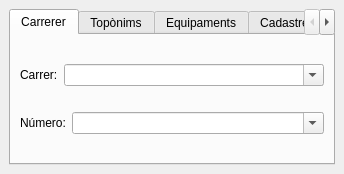
Before: the Qt Designer form ui/search_plus_dialog_base.ui in psigcat/searchplus-3, drawn with Qt 5.
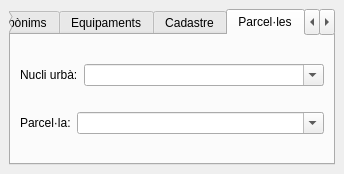
After: the same form once the commit is applied. The open tabs and pages were chosen to show the change. Custom widgets are drawn as their Qt base class.

Commit message: Add Urban Core / Plot search

What changed in the file:
```diff
--- a/ui/search_plus_dialog_base.ui
+++ b/ui/search_plus_dialog_base.ui
@@ -209,6 +209,55 @@
         </item>
        </layout>
       </widget>
+      <widget class="QWidget" name="searchPlusPlotsTab">
+       <attribute name="title">
+        <string>Parcel·les</string>
+       </attribute>
+       <layout class="QVBoxLayout" name="verticalLayout_7">
+        <item>
+         <layout class="QHBoxLayout" name="horizontalLayout_8" stretch="0,1">
+          <item>
+           <widget class="QLabel" name="lblUrbanCore">
+            <property name="text">
+             <string>Nucli urbà:</string>
+            </property>
+            <property name="textInteractionFlags">
+             <set>Qt::LinksAccessibleByMouse|Qt::TextSelectableByMouse</set>
+            </property>
+           </widget>
+          </item>
+          <item>
+           <widget class="SearchableComboBox" name="cboUrbanCore">
+            <property name="editable">
+             <bool>true</bool>
+            </property>
+           </widget>
+          </item>
+         </layout>
+        </item>
+        <item>
+         <layout class="QHBoxLayout" name="horizontalLayout_9" stretch="0,1">
+          <item>
+           <widget class="QLabel" name="lblPlot">
+            <property name="text">
+             <string>Parcel·la:</string>
+            </property>
+            <property name="textInteractionFlags">
+             <set>Qt::LinksAccessibleByMouse|Qt::TextSelectableByMouse</set>
+            </property>
+           </widget>
+          </item>
+          <item>
+           <widget class="SearchableComboBox" name="cboPlot">
+            <property name="editable">
+             <bool>true</bool>
+            </property>
+           </widget>
+          </item>
+         </layout>
+        </item>
+       </layout>
+      </widget>
       <widget class="QWidget" name="searchPlusUTMTab">
        <attribute name="title">
         <string>UTM</string>
```
The commit also changes 4 other files.
